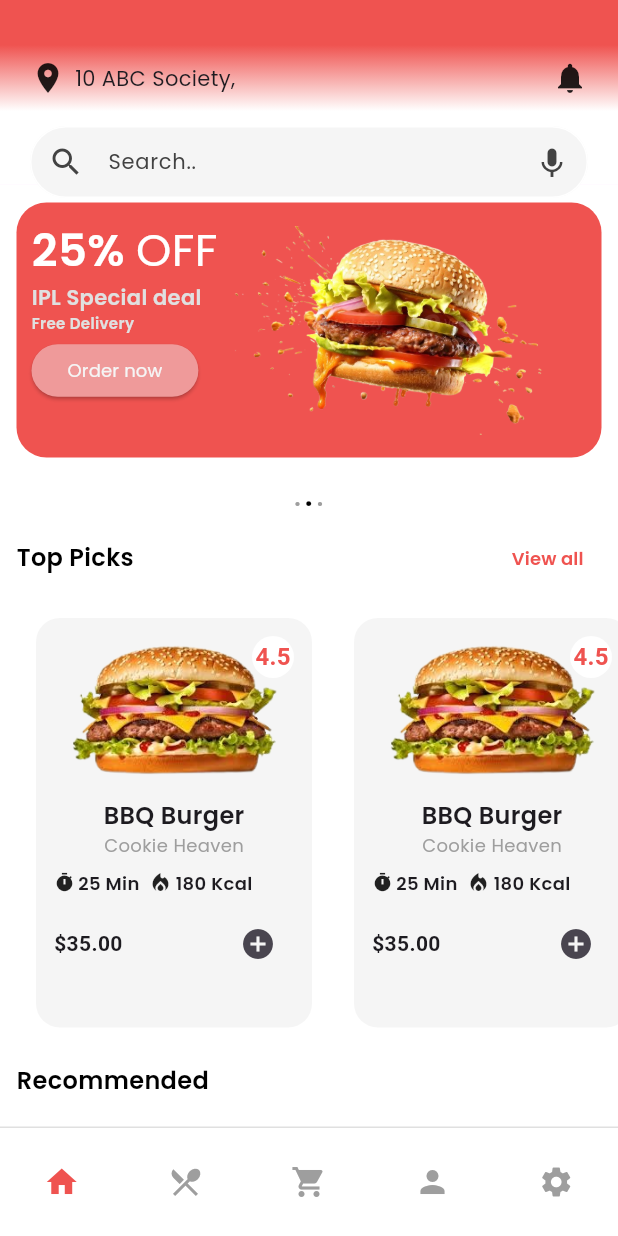
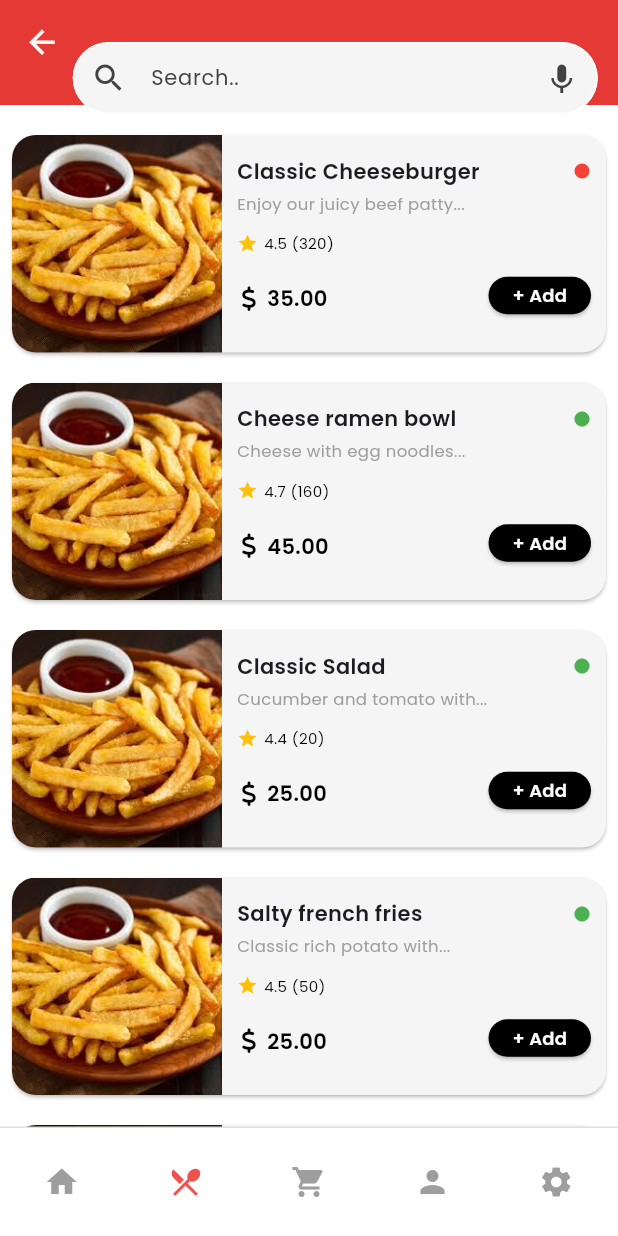
Before and after one commit to VandanKambodi/Snackzilla, a Flutter app: the homePage screen opened directly, after a tap on the "restaurant menu" icon, on a phone screen of 412 x 824 dp. Run offline on Flutter 3.47's test engine with Material 3 defaults, Android fonts, the phone set to English and light mode, and no system bars; our stand-ins replace font_awesome_flutter.

Commit message:
menuPage
Add Cards in MenuPage and change theme in some pages

```diff
--- a/lib/Home/homePage.dart
+++ b/lib/Home/homePage.dart
@@ -4,6 +4,7 @@
 import 'package:flutter/material.dart';
 import 'package:snackzilla/Profile/profilePage.dart';
 import 'package:snackzilla/Settings/settingPage.dart';
+import 'package:snackzilla/menu/menuPage.dart';
 
 class homePage extends StatefulWidget{
 
@@ -335,7 +336,9 @@
           mainAxisAlignment: MainAxisAlignment.spaceAround,
           children: [
             IconButton(onPressed: (){}, icon: Icon(Icons.home), color: Colors.red.shade400),
-            IconButton(onPressed: (){}, icon: Icon(Icons.restaurant_menu), color: Colors.grey),
+            IconButton(onPressed: (){
+              Navigator.push(context, MaterialPageRoute(builder: (context)=>menuPage()));
+            }, icon: Icon(Icons.restaurant_menu), color: Colors.grey),
             IconButton(onPressed: (){}, icon: Icon(Icons.shopping_cart), color: Colors.grey),
             IconButton(onPressed: (){
               Navigator.push(context, MaterialPageRoute(builder: (context)=>profilePage()));
@@ -381,11 +384,11 @@
                     ),
                   ),
                   CircleAvatar(
-                    backgroundColor: Colors.white,
+                    backgroundColor: Colors.red.shade600,
                     radius: 14,
                     child: Text(
                       burger['rating'].toString(),
-                      style: TextStyle(fontWeight: FontWeight.bold,color: Colors.red.shade400),
+                      style: TextStyle(fontWeight: FontWeight.bold,color: Colors.white,fontSize: 12),
                     ),
                   ),
                 ],
@@ -393,29 +396,54 @@
               SizedBox(height: 8),
               Text(
                 burger['name'],
-                style: TextStyle(fontWeight: FontWeight.bold, fontSize: 16, fontFamily: 'pageHead'),
+                style: TextStyle(
+                  fontWeight: FontWeight.bold,
+                  fontSize: 14,
+                  fontFamily: 'pageHead',
+                ),
               ),
-              Text(burger['restaurant'], style: TextStyle(color: Colors.grey, fontFamily: 'description', fontSize: 12)),
+              Text(burger['restaurant'], style: TextStyle(
+                color: Colors.grey,
+                fontFamily: 'description',
+                fontSize: 10,
+              ),
+              ),
+
               SizedBox(height: 8),
               Row(
                 mainAxisAlignment: MainAxisAlignment.start,
                 children: [
-                  Icon(Icons.timer, size: 14),
+                  Icon(Icons.watch_later_rounded, size: 14),
                   SizedBox(width: 2),
-                  Text(burger['time'],style: TextStyle(fontSize: 12, fontFamily: 'pageHead'),),
-                  SizedBox(width: 6),
+                  Text(burger['time'],style: TextStyle(
+                    color: Colors.black,
+                    fontFamily: 'description',
+                    fontSize: 12,
+                  ),),
+                  SizedBox(width: 10),
                   Icon(Icons.local_fire_department, size: 16),
                   SizedBox(width: 2),
-                  Text(burger['calories'],style: TextStyle(fontSize: 12, fontFamily: 'pageHead'),),
+                  Text(burger['calories'],style: TextStyle(
+                    color: Colors.black,
+                    fontFamily: 'description',
+                    fontSize: 12,
+                  ),),
                 ],
               ),
               SizedBox(height: 8),
-              Row(
-                mainAxisAlignment: MainAxisAlignment.spaceBetween,
-                children: [
-                  Text(burger['price'], style: TextStyle(fontWeight: FontWeight.bold)),
-                  IconButton(onPressed: () {}, icon: Icon(Icons.add_circle)),
-                ],
+              Padding(
+                padding: const EdgeInsets.only(left: 2.0),
+                child: Row(
+                  mainAxisAlignment: MainAxisAlignment.spaceBetween,
+                  children: [
+                    Text(burger['price'],style: TextStyle(
+                      color: Colors.black,
+                      fontFamily: 'pageHead',
+                      fontSize: 14,
+                    ),),
+                    IconButton(onPressed: () {}, icon: Icon(Icons.add_circle,size: 30,color: Colors.black,)),
+                  ],
+                ),
               )
             ],
           ),
--- a/lib/Profile/profilePage.dart
+++ b/lib/Profile/profilePage.dart
@@ -6,6 +6,7 @@
 import 'package:snackzilla/Profile/savedCardsPage.dart';
 import 'package:snackzilla/Profile/walletPage.dart';
 import 'package:snackzilla/Settings/settingPage.dart';
+import 'package:snackzilla/menu/menuPage.dart';
 
 class profilePage extends StatefulWidget{
   @override
@@ -190,7 +191,9 @@
             IconButton(onPressed: (){
               Navigator.push(context, MaterialPageRoute(builder: (context)=>homePage()));
             }, icon: Icon(Icons.home), color: Colors.grey),
-            IconButton(onPressed: (){}, icon: Icon(Icons.restaurant_menu), color: Colors.grey),
+            IconButton(onPressed: (){
+              Navigator.push(context, MaterialPageRoute(builder: (context)=> menuPage()));
+            }, icon: Icon(Icons.restaurant_menu), color: Colors.grey),
             IconButton(onPressed: (){}, icon: Icon(Icons.shopping_cart), color: Colors.grey),
             IconButton(onPressed: (){}, icon: Icon(Icons.person), color: Colors.red.shade400),
             IconButton(onPressed: (){
--- a/lib/Settings/settingPage.dart
+++ b/lib/Settings/settingPage.dart
@@ -5,6 +5,7 @@
 import 'package:snackzilla/Profile/profilePage.dart';
 import 'package:snackzilla/Settings/accountSetPage.dart';
 import 'package:snackzilla/Settings/paymentSet.dart';
+import 'package:snackzilla/menu/menuPage.dart';
 
 class settingPage extends StatefulWidget{
   @override
@@ -167,7 +168,9 @@
             IconButton(onPressed: (){
               Navigator.push(context, MaterialPageRoute(builder: (context)=>homePage()));
             }, icon: Icon(Icons.home), color: Colors.grey),
-            IconButton(onPressed: (){}, icon: Icon(Icons.restaurant_menu), color: Colors.grey),
+            IconButton(onPressed: (){
+              Navigator.push(context, MaterialPageRoute(builder: (context)=>menuPage()));
+            }, icon: Icon(Icons.restaurant_menu), color: Colors.grey),
             IconButton(onPressed: (){}, icon: Icon(Icons.shopping_cart), color: Colors.grey),
             IconButton(onPressed: (){
               Navigator.push(context, MaterialPageRoute(builder: (context)=>profilePage()));
--- /dev/null
+++ b/lib/menu/menuPage.dart
@@ -0,0 +1,363 @@
+import 'package:flutter/cupertino.dart';
+import 'package:flutter/material.dart';
+import 'package:font_awesome_flutter/font_awesome_flutter.dart';
+import 'package:snackzilla/Home/homePage.dart';
+import 'package:snackzilla/Profile/profilePage.dart';
+import 'package:snackzilla/Settings/settingPage.dart';
+
+class menuPage extends StatefulWidget {
+  @override
+  State<menuPage> createState() => _menuPageState();
+}
+
+class FoodItem {
+  final String name, description, imageUrl;
+  final double price, rating;
+  final int ratingCount;
+  final bool isVeg;
+
+  FoodItem({
+    required this.name,
+    required this.description,
+    required this.imageUrl,
+    required this.price,
+    required this.rating,
+    required this.ratingCount,
+    required this.isVeg,
+  });
+}
+
+class _menuPageState extends State<menuPage> {
+  final List<FoodItem> items = [
+    FoodItem(
+      name: "Classic Cheeseburger",
+      description: "Enjoy our juicy beef patty...",
+      imageUrl: "assets/Images/fri.jpg", // Replace with actual image URLs
+      price: 35.00,
+      rating: 4.5,
+      ratingCount: 320,
+      isVeg: false,
+    ),
+    FoodItem(
+      name: "Cheese ramen bowl",
+      description: "Cheese with egg noodles...",
+      imageUrl: "assets/Images/fri.jpg",
+      price: 45.00,
+      rating: 4.7,
+      ratingCount: 160,
+      isVeg: true,
+    ),
+    FoodItem(
+      name: "Classic Salad",
+      description: "Cucumber and tomato with...",
+      imageUrl: "assets/Images/fri.jpg",
+      price: 25.00,
+      rating: 4.4,
+      ratingCount: 20,
+      isVeg: true,
+    ),
+    FoodItem(
+      name: "Salty french fries",
+      description: "Classic rich potato with...",
+      imageUrl: "assets/Images/fri.jpg",
+      price: 25.00,
+      rating: 4.5,
+      ratingCount: 50,
+      isVeg: true,
+    ),
+    FoodItem(
+      name: "Classic pizza",
+      description: "Regular pizza with...",
+      imageUrl: "assets/Images/fri.jpg",
+      price: 40.00,
+      rating: 4.8,
+      ratingCount: 60,
+      isVeg: true,
+    ),
+  ];
+
+  @override
+  Widget build(BuildContext context) {
+    // TODO: implement build
+    return Scaffold(
+      appBar: PreferredSize(
+        preferredSize: Size.fromHeight(70.0),
+        child: AppBar(
+          automaticallyImplyLeading: true,
+          backgroundColor: Colors.red.shade600,
+          iconTheme: IconThemeData(color: Colors.white, size: 25),
+          elevation: 0,
+          flexibleSpace: Container(
+            child: Column(
+              children: [
+                Padding(
+                  padding: const EdgeInsets.only(
+                    top: 28.0,
+                    right: 0.0,
+                    left: 35.0,
+                    bottom: 10.0,
+                  ),
+                  child: SizedBox(
+                    width: 350,
+                    height: 50,
+                    child: TextField(
+                      style: TextStyle(
+                        color: Colors.grey.shade800,
+                        fontFamily: 'description',
+                        fontSize: 14,
+                      ),
+                      cursorHeight: 20,
+                      cursorColor: Colors.black,
+                      decoration: InputDecoration(
+                        filled: true,
+                        contentPadding: EdgeInsets.symmetric(vertical: 12.0),
+                        prefixIconColor: Colors.grey.shade800,
+                        suffixIconColor: Colors.grey.shade800,
+                        fillColor: Colors.grey.shade100,
+                        prefixIcon: Icon(Icons.search),
+                        suffixIcon: Icon(Icons.keyboard_voice_sharp),
+                        hintText: "Search..",
+                        hintStyle: TextStyle(
+                          color: Colors.grey.shade800,
+                          fontFamily: 'description',
+                          fontSize: 14,
+                        ),
+                        border: OutlineInputBorder(
+                          borderRadius: BorderRadius.circular(30),
+                        ),
+                        enabledBorder: OutlineInputBorder(
+                          borderRadius: BorderRadius.circular(30),
+                          borderSide: BorderSide(color: Colors.white),
+                        ),
+                        focusedBorder: OutlineInputBorder(
+                          borderRadius: BorderRadius.circular(30),
+                          borderSide: BorderSide(color: Colors.white),
+                        ),
+                      ),
+                    ),
+                  ),
+                ),
+              ],
+            ),
+          ),
+        ),
+      ),
+
+      body: SafeArea(
+        child: ListView.builder(
+          itemCount: items.length,
+          itemBuilder: (context, index) {
+            final item = items[index];
+            return Card(
+              color: Colors.grey.shade100,
+              margin: EdgeInsets.only(bottom: 0,left: 8,right: 8,top:20),
+              shape: RoundedRectangleBorder(
+                borderRadius: BorderRadius.circular(16),
+              ),
+              child: Container(
+                height: 145,
+                child: Row(
+                  crossAxisAlignment:
+                      CrossAxisAlignment
+                          .stretch, // Important for full height image
+                  children: [
+                    ClipRRect(
+                      borderRadius: BorderRadius.only(
+                        topLeft: Radius.circular(16),
+                        bottomLeft: Radius.circular(16),
+                      ),
+                      child: Image.asset(
+                        item.imageUrl,
+                        width: 140,
+                        fit: BoxFit.cover,
+                      ),
+                    ),
+                    Expanded(
+                      child: Padding(
+                        padding: const EdgeInsets.symmetric(
+                          vertical: 14,
+                          horizontal: 10,
+                        ),
+                        child: Column(
+                          crossAxisAlignment: CrossAxisAlignment.start,
+                          mainAxisAlignment: MainAxisAlignment.spaceBetween,
+                          children: [
+                            Row(
+                              crossAxisAlignment: CrossAxisAlignment.center,
+                              children: [
+                                Expanded(
+                                  child: Text(
+                                    item.name,
+                                    style: TextStyle(
+                                      fontWeight: FontWeight.bold,
+                                      fontSize: 14,
+                                      fontFamily: 'pageHead',
+                                    ),
+                                    overflow: TextOverflow.ellipsis,
+                                  ),
+                                ),
+                                SizedBox(width: 4),
+                                Icon(
+                                  Icons.circle,
+                                  size: 12,
+                                  color: item.isVeg ? Colors.green : Colors.red,
+                                ),
+                              ],
+                            ),
+
+                            Text(
+                              item.description,
+                              style: TextStyle(
+                                color: Colors.grey,
+                                fontFamily: 'description',
+                                fontSize: 11,
+                              ),
+                              maxLines: 1,
+                              overflow: TextOverflow.ellipsis,
+                            ),
+
+                            SizedBox(height: 4),
+
+                            Row(
+                              children: [
+                                Icon(Icons.star, size: 14, color: Colors.amber),
+                                SizedBox(width: 4),
+                                Text(
+                                  "${item.rating} (${item.ratingCount})",
+                                  style: TextStyle(
+                                    color: Colors.black,
+                                    fontFamily: 'description',
+                                    fontSize: 10,
+                                  ),
+                                ),
+                              ],
+                            ),
+
+                            Row(
+                              mainAxisAlignment: MainAxisAlignment.spaceBetween,
+                              children: [
+                                // Rating
+                                Column(
+                                  children: [
+                                    SizedBox(height: 4),
+                                    Row(
+                                      children: [
+                                        Icon(
+                                          FontAwesomeIcons.dollarSign,
+                                          size: 16,
+                                          color: Colors.black,
+                                        ),
+                                        SizedBox(width: 4),
+                                        Text(
+                                          "${item.price.toStringAsFixed(2)}",
+                                          style: TextStyle(
+                                            color: Colors.black,
+                                            fontFamily: 'pageHead',
+                                            fontSize: 14,
+                                          ),
+                                        ),
+                                      ],
+                                    ),
+                                  ],
+                                ),
+
+                                // Price and Add
+                                Column(
+                                  crossAxisAlignment: CrossAxisAlignment.end,
+                                  children: [
+                                    ElevatedButton(
+                                      onPressed: () {},
+                                      style: ElevatedButton.styleFrom(
+                                        backgroundColor: Colors.black,
+                                        minimumSize: Size(48, 24),
+                                        padding: EdgeInsets.symmetric(
+                                          horizontal: 16,
+                                          vertical: 4,
+                                        ),
+                                        shape: RoundedRectangleBorder(
+                                          borderRadius: BorderRadius.circular(
+                                            24,
+                                          ),
+                                        ),
+                                      ),
+                                      child: Text(
+                                        "+ Add",
+                                        style: TextStyle(
+                                          fontSize: 12,
+                                          fontFamily: 'pageHead',
+                                          color: Colors.white,
+                                        ),
+                                      ),
+                                    ),
+                                  ],
+                                ),
+                              ],
+                            ),
+                          ],
+                        ),
+                      ),
+                    ),
+                  ],
+                ),
+              ),
+            );
+          },
+        ),
+      ),
+
+      backgroundColor: Colors.white,
+      bottomNavigationBar: Container(
+        padding: EdgeInsets.symmetric(vertical: 12),
+        decoration: BoxDecoration(
+          color: Colors.white,
+          border: Border(top: BorderSide(color: Colors.grey.shade300)),
+        ),
+        child: Row(
+          mainAxisAlignment: MainAxisAlignment.spaceAround,
+          children: [
+            IconButton(
+              onPressed: () {
+                Navigator.push(
+                  context,
+                  MaterialPageRoute(builder: (context) => homePage()),
+                );
+              },
+              icon: Icon(Icons.home),
+              color: Colors.grey,
+            ),
+            IconButton(
+              onPressed: () {},
+              icon: Icon(Icons.restaurant_menu),
+              color: Colors.red.shade400,
+            ),
+            IconButton(
+              onPressed: () {},
+              icon: Icon(Icons.shopping_cart),
+              color: Colors.grey,
+            ),
+            IconButton(
+              onPressed: () {
+                Navigator.push(
+                  context,
+                  MaterialPageRoute(builder: (context) => profilePage()),
+                );
+              },
+              icon: Icon(Icons.person),
+              color: Colors.grey,
+            ),
+            IconButton(
+              onPressed: () {
+                Navigator.push(
+                  context,
+                  MaterialPageRoute(builder: (context) => settingPage()),
+                );
+              },
+              icon: Icon(Icons.settings),
+              color: Colors.grey,
+            ),
+          ],
+        ),
+      ),
+    );
+  }
+}
```
Also changed, not shown: assets/Images/fri.jpg (added).
